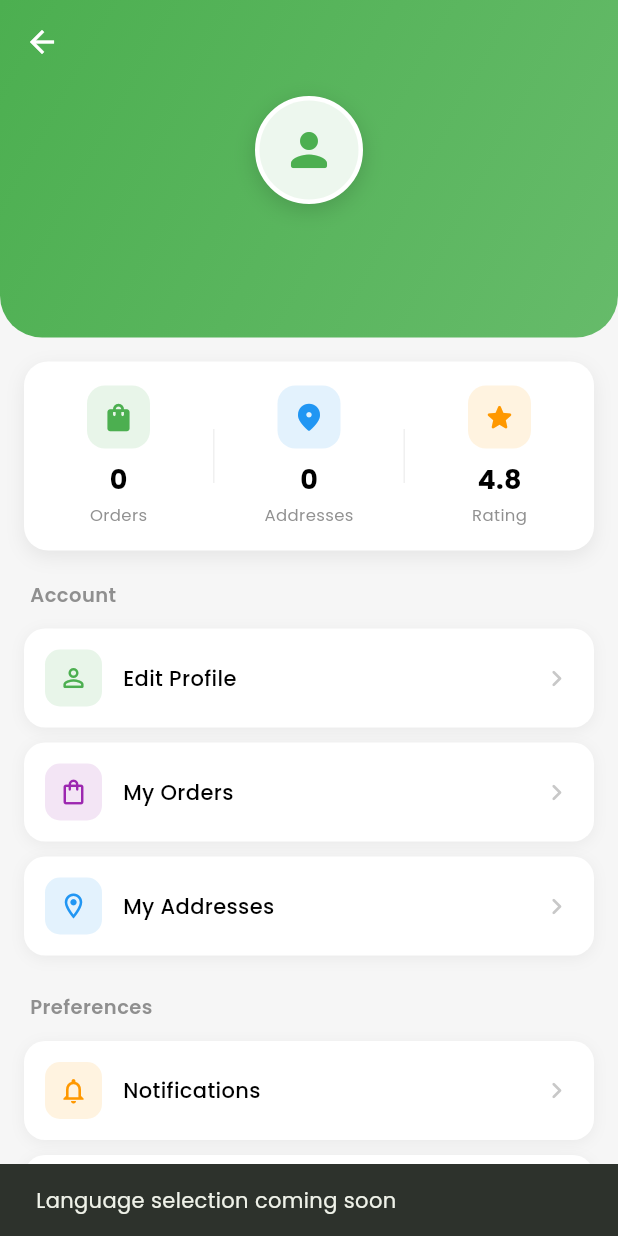
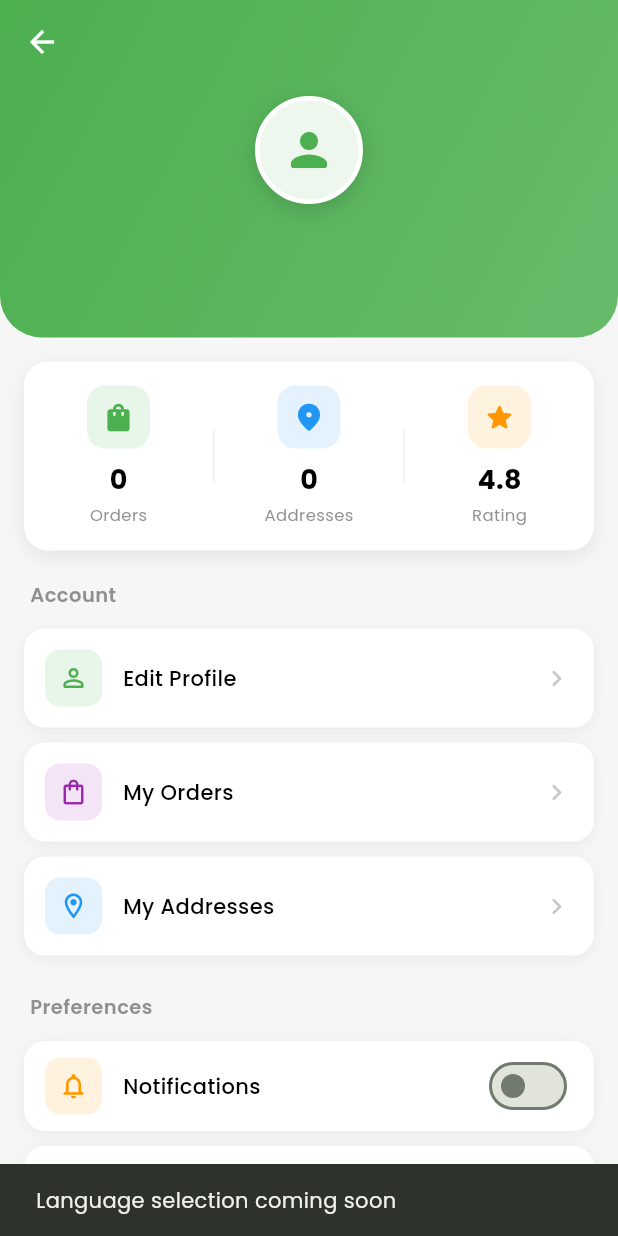
Before and after one commit to nikhilkaplas-a11y/easy-basket, a Flutter app: the ProfileScreen screen opened by its route, after a tap on "Language", on a phone screen of 412 x 824 dp. Run offline on Flutter 3.47's test engine with Material 3 defaults, Android fonts, the phone set to English and light mode, and no system bars; our stand-ins replace cached_network_image, firebase_core, firebase_messaging, flutter_local_notifications, geocoding, geolocator and 10 more; missing offline and left inert: razorpay_flutter; accounts and stored records are empty; network calls fail; statements that could not run were skipped.

Commit message:
cancel push up on admin plus notification permision fix

```diff
--- a/mobile/lib/screens/profile/profile_screen.dart
+++ b/mobile/lib/screens/profile/profile_screen.dart
@@ -1,6 +1,7 @@
 import 'package:flutter/material.dart';
 import 'package:provider/provider.dart';
 import 'package:go_router/go_router.dart';
+import 'package:shared_preferences/shared_preferences.dart';
 import '../../config/app_config.dart';
 import '../../providers/auth_provider.dart';
 import '../../providers/order_provider.dart';
@@ -186,18 +187,7 @@ class ProfileScreen extends StatelessWidget {
             // ── Preferences Section ──
             _buildSectionLabel('Preferences'),
             const SizedBox(height: 8),
-            _buildTile(
-              context,
-              icon: Icons.notifications_outlined,
-              title: 'Notifications',
-              bgColor: const Color(0xFFFFF3E0),
-              iconColor: Colors.orange,
-              onTap: () {
-                ScaffoldMessenger.of(context).showSnackBar(
-                  const SnackBar(content: Text('Notifications coming soon')),
-                );
-              },
-            ),
+            const _NotificationToggleTile(),
             _buildTile(
               context,
               icon: Icons.language_outlined,
@@ -459,3 +449,138 @@ class ProfileScreen extends StatelessWidget {
     );
   }
 }
+
+/// Notifications on/off toggle for the profile Preferences section.
+/// Off by default for guests (not logged in); for logged-in users with no saved
+/// preference it reflects the actual OS permission. Turning it on requests
+/// permission; turning it off unsubscribes from push topics. The choice is
+/// persisted so it sticks across sessions.
+class _NotificationToggleTile extends StatefulWidget {
+  const _NotificationToggleTile();
+
+  @override
+  State<_NotificationToggleTile> createState() =>
+      _NotificationToggleTileState();
+}
+
+class _NotificationToggleTileState extends State<_NotificationToggleTile> {
+  static const _prefKey = 'notifications_enabled';
+  bool _enabled = false;
+  bool _busy = false;
+
+  @override
+  void initState() {
+    super.initState();
+    _load();
+  }
+
+  Future<void> _load() async {
+    // Read auth synchronously before any await (no context across async gaps).
+    final isAuth =
+        Provider.of<AuthProvider>(context, listen: false).isAuthenticated;
+    final prefs = await SharedPreferences.getInstance();
+    final stored = prefs.getBool(_prefKey);
+    if (stored != null) {
+      if (mounted) setState(() => _enabled = stored);
+      return;
+    }
+    // No saved preference → OFF by default for guests; for logged-in users
+    // reflect the real OS permission so the switch matches reality.
+    var defaultOn = false;
+    if (isAuth) {
+      defaultOn = await NotificationService().areNotificationsEnabled();
+    }
+    if (mounted) setState(() => _enabled = defaultOn);
+  }
+
+  Future<void> _toggle(bool value) async {
+    if (_busy) return;
+    setState(() => _busy = true);
+    final prefs = await SharedPreferences.getInstance();
+    final service = NotificationService();
+
+    if (value) {
+      final granted = await service.requestNotificationPermission();
+      await prefs.setBool(_prefKey, granted);
+      if (!mounted) return;
+      if (!granted) {
+        // OS permission denied — can't enable; keep off and guide the user.
+        setState(() {
+          _enabled = false;
+          _busy = false;
+        });
+        ScaffoldMessenger.of(context).showSnackBar(
+          const SnackBar(
+            content: Text(
+                'Allow notifications for Easy Basket in your phone settings to turn this on.'),
+          ),
+        );
+        return;
+      }
+      setState(() {
+        _enabled = true;
+        _busy = false;
+      });
+    } else {
+      await service.unsubscribeCurrentTopic();
+      await prefs.setBool(_prefKey, false);
+      if (!mounted) return;
+      setState(() {
+        _enabled = false;
+        _busy = false;
+      });
+    }
+  }
+
+  @override
+  Widget build(BuildContext context) {
+    return Padding(
+      padding: const EdgeInsets.symmetric(horizontal: 16, vertical: 5),
+      child: Container(
+        decoration: BoxDecoration(
+          color: Colors.white,
+          borderRadius: BorderRadius.circular(14),
+          boxShadow: [
+            BoxShadow(
+              color: Colors.black.withValues(alpha: 0.05),
+              blurRadius: 8,
+              offset: const Offset(0, 2),
+            ),
+          ],
+        ),
+        child: Padding(
+          padding: const EdgeInsets.symmetric(horizontal: 14, vertical: 6),
+          child: Row(
+            children: [
+              Container(
+                padding: const EdgeInsets.all(9),
+                decoration: BoxDecoration(
+                  color: const Color(0xFFFFF3E0),
+                  borderRadius: BorderRadius.circular(10),
+                ),
+                child: const Icon(Icons.notifications_outlined,
+                    color: Colors.orange, size: 20),
+              ),
+              const SizedBox(width: 14),
+              const Expanded(
+                child: Text(
+                  'Notifications',
+                  style: TextStyle(
+                    fontSize: 14,
+                    fontWeight: FontWeight.w500,
+                    color: AppTheme.black,
+                  ),
+                ),
+              ),
+              Switch(
+                value: _enabled,
+                onChanged: _busy ? null : _toggle,
+                activeThumbColor: AppTheme.primaryGreen,
+              ),
+            ],
+          ),
+        ),
+      ),
+    );
+  }
+}
--- a/mobile/lib/services/notification_service_web_stub.dart
+++ b/mobile/lib/services/notification_service_web_stub.dart
@@ -30,7 +30,11 @@ class NotificationService {
   }
 
   /// Request notification permission — no-op on web
-  Future<void> requestNotificationPermission() async {}
+  Future<bool> requestNotificationPermission() async => true;
+
+  /// Web is never prompted (kIsWeb guards the caller); report enabled so the
+  /// "ask until granted" flow treats web as already handled.
+  Future<bool> areNotificationsEnabled() async => true;
 
   String? get currentSubscribedPincode => null;
   Future<void> switchPincodeTopic(String newPincode) async {}
```
Also changed, not shown: mobile/lib/providers/admin_provider.dart (+12 -0 lines), mobile/lib/screens/admin/admin_orders_screen.dart (+30 -0 lines), mobile/lib/screens/payment/payment_status_screen.dart (+39 -13 lines), mobile/lib/services/notification_service_mobile.dart (+75 -12 lines).
